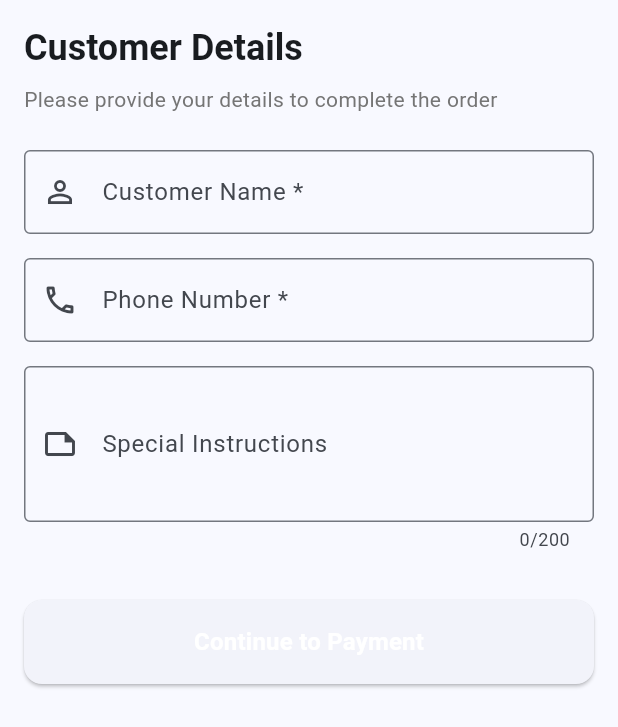
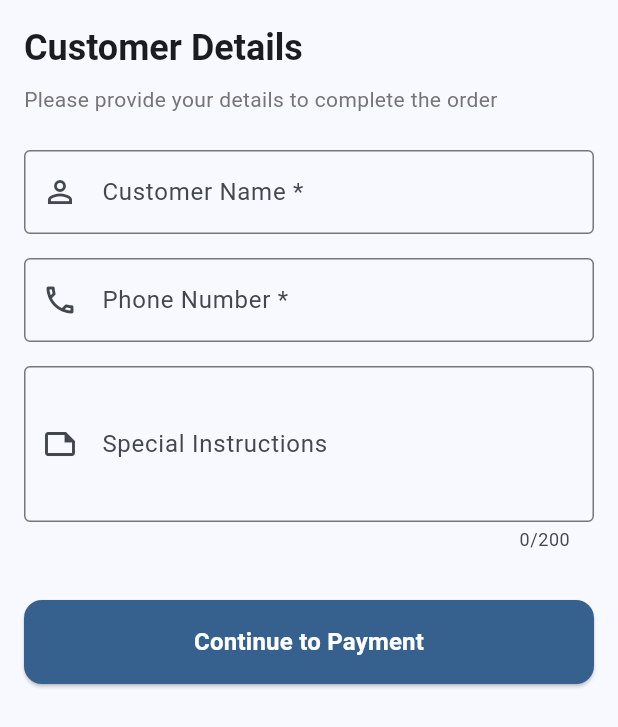
Before and after one commit to BhagyaKarunatilleke/oolio_fe_challenge, a Flutter app: the CustomerDetailsForm widget shown alone on an empty page, opened directly with empty values, on a phone screen of 412 x 824 dp. Shown: the top 727 px of the screen. Run offline on Flutter 3.47's test engine with Material 3 defaults, Android fonts, the phone set to English and light mode, and no system bars; our stand-ins replace equatable, flutter_bloc, freezed_annotation, get_it, go_router, hive and 3 more; accounts and stored records are empty.

Commit message:
Fixed primary button colors.

```diff
--- a/lib/features/cart/presentation/widgets/cart_summary_widget.dart
+++ b/lib/features/cart/presentation/widgets/cart_summary_widget.dart
@@ -105,6 +105,7 @@ class CartSummaryWidget extends StatelessWidget {
                 child: ElevatedButton(
                   onPressed: onCheckout,
                   style: ElevatedButton.styleFrom(
+                    backgroundColor: Theme.of(context).colorScheme.primary,
                     padding: const EdgeInsets.symmetric(vertical: 12),
                     shape: RoundedRectangleBorder(
                       borderRadius: BorderRadius.circular(8),
--- a/lib/features/orders/presentation/widgets/customer_details_form.dart
+++ b/lib/features/orders/presentation/widgets/customer_details_form.dart
@@ -132,6 +132,7 @@ class _CustomerDetailsFormState extends State<CustomerDetailsForm> {
               child: ElevatedButton(
                 onPressed: _handleProceed,
                 style: ElevatedButton.styleFrom(
+                  backgroundColor: Theme.of(context).colorScheme.primary,
                   padding: const EdgeInsets.symmetric(vertical: 16),
                   shape: RoundedRectangleBorder(
                     borderRadius: BorderRadius.circular(12),
--- a/lib/features/orders/presentation/widgets/payment_selection_widget.dart
+++ b/lib/features/orders/presentation/widgets/payment_selection_widget.dart
@@ -161,6 +161,7 @@ class _PaymentSelectionWidgetState extends State<PaymentSelectionWidget> {
                     child: ElevatedButton(
                       onPressed: widget.onProcessOrder,
                       style: ElevatedButton.styleFrom(
+                        backgroundColor: Theme.of(context).colorScheme.primary,
                         padding: const EdgeInsets.symmetric(vertical: 16),
                         shape: RoundedRectangleBorder(
                           borderRadius: BorderRadius.circular(12),
```
